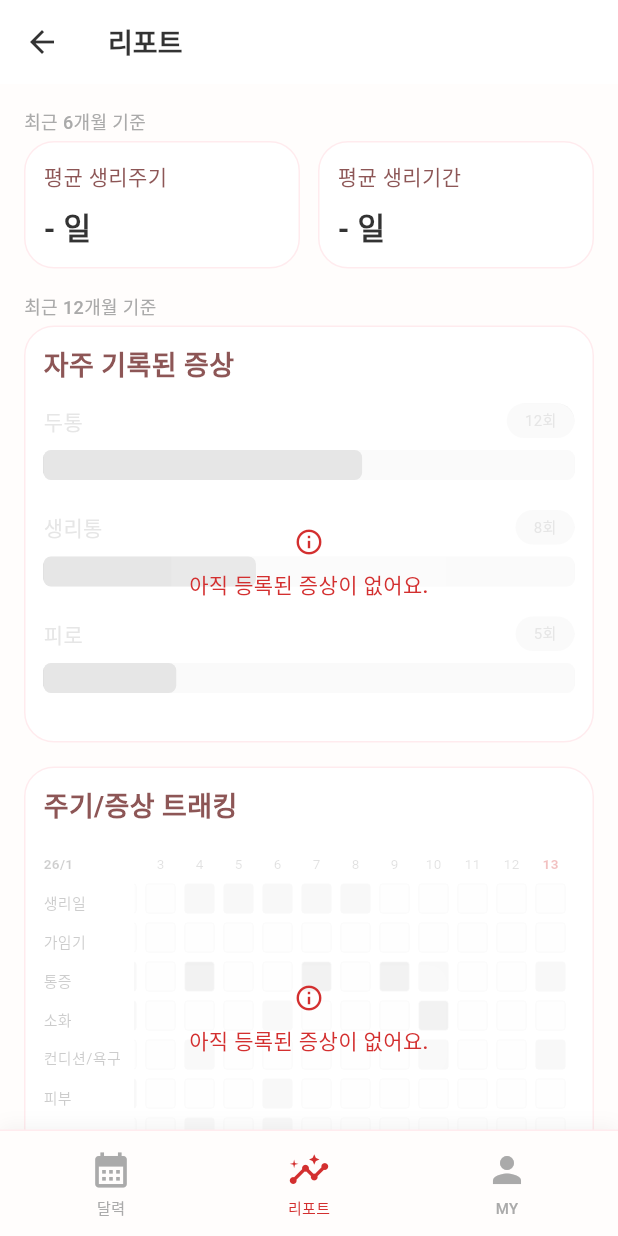
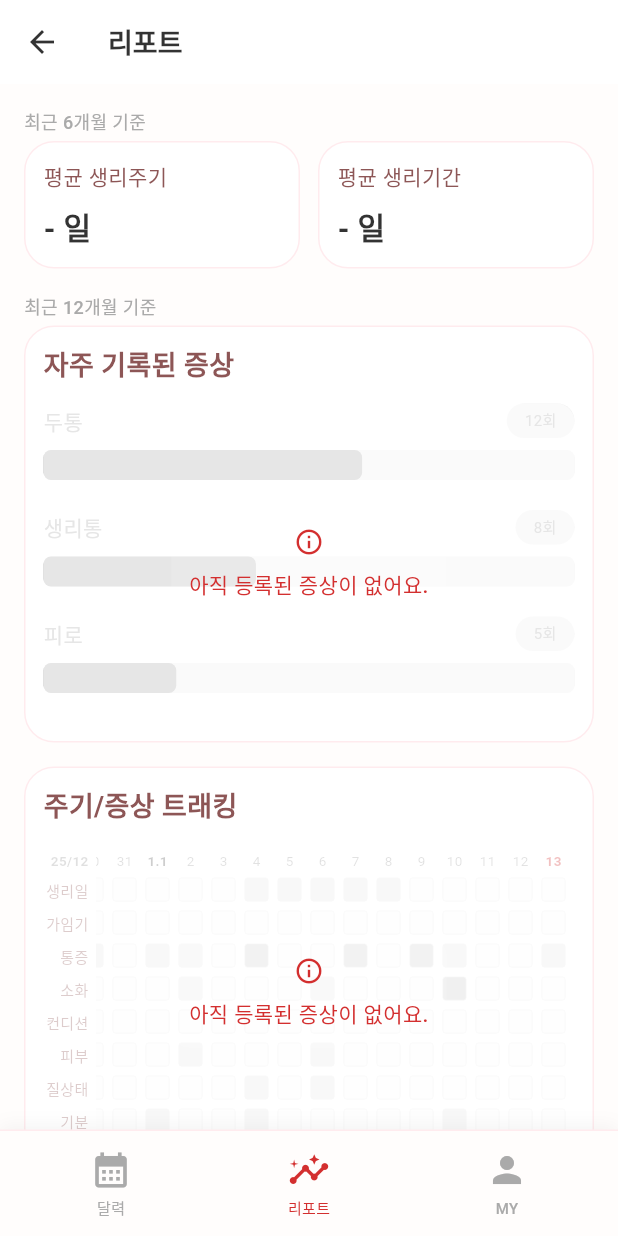
Before and after one commit to mj012345/redtime, a Flutter app: the ReportView screen opened by its route, on a phone screen of 412 x 824 dp. Run offline on Flutter 3.47's test engine with Material 3 defaults, Android fonts, the phone set to English and light mode, and no system bars; our stand-ins replace cloud_firestore, firebase_auth, firebase_core, flutter_svg, google_sign_in; accounts and stored records are empty; network calls fail; Roboto replaces fonts that are missing (Pretendard).

Commit message:
[feat] 리포트 페이지: 히트맵 사이즈 축소

```diff
--- a/lib/view/calendar/calendar_viewmodel.dart
+++ b/lib/view/calendar/calendar_viewmodel.dart
@@ -109,7 +109,7 @@
     SymptomCategory('소화', [
       ['좋음', '변비', '설사', '가스', '메스꺼움'],
     ]),
-    SymptomCategory('컨디션/욕구', [
+    SymptomCategory('컨디션', [
       ['좋음', '오한', '발열', '몸살', '감기', '피로', '집중력저하', '불면증', '졸림', '식욕', '성욕'],
     ]),
     SymptomCategory('피부', [
--- a/lib/view/report/widgets/symptom_calendar_heatmap.dart
+++ b/lib/view/report/widgets/symptom_calendar_heatmap.dart
@@ -170,8 +170,8 @@
     }
 
     final scrollPosition = _scrollController.position.pixels;
-    // 셀 너비 (20) + 간격 (6) = 26
-    const cellWidth = 26.0;
+    // 셀 너비 (16) + 간격 (6) = 22
+    const cellWidth = 22.0;
 
     // 스크롤 위치를 기반으로 첫 번째 보이는 날짜 인덱스 계산
     final firstVisibleIndex = (scrollPosition / cellWidth).floor();
@@ -710,32 +710,32 @@
             children: [
               // 월 표시 헤더
               SizedBox(
-                height: 26,
-                width: 60,
+                height: 22,
+                width: 30,
                 child: Align(
-                  alignment: Alignment.centerLeft,
+                  alignment: Alignment.centerRight,
                   child: Text(
                     _visibleFirstMonthYear ?? '',
                     style: AppTextStyles.caption.copyWith(
                       fontSize: 9,
-                      color: AppColors.textPrimary.withValues(alpha: 0.8),
+                      color: AppColors.textPrimary.withValues(alpha: 0.5),
                       fontWeight: FontWeight.w600,
                     ),
                   ),
                 ),
               ),
-              // 레이블들 (셀 높이 20 + 하단 간격 6 = 26)
+              // 레이블들 (셀 높이 16 + 하단 간격 6 = 22)
               ...labelRows.map((labelRow) {
                 return SizedBox(
-                  height: 26,
-                  width: 60,
+                  height: 22,
+                  width: 30,
                   child: Align(
-                    alignment: Alignment.centerLeft,
+                    alignment: Alignment(1.0, -0.5),
                     child: Text(
                       labelRow.label,
                       style: AppTextStyles.caption.copyWith(
                         fontSize: 10,
-                        color: const Color(0xFF555555),
+                        color: AppColors.secondary,
                       ),
                       maxLines: 1,
                       overflow: TextOverflow.visible,
@@ -745,6 +745,7 @@
               }),
             ],
           ),
+          SizedBox(width: 5),
           // 날짜 헤더와 그리드 (스크롤 가능, 동기화)
           Expanded(
             child: SingleChildScrollView(
@@ -753,10 +754,11 @@
               child: Column(
                 crossAxisAlignment: CrossAxisAlignment.start,
                 children: [
-                  // 날짜 헤더 (셀 높이 20 + 하단 간격 6 = 26)
+                  // 날짜 헤더 (셀 높이 16 + 하단 간격 6 = 22)
                   SizedBox(
-                    height: 26,
+                    height: 22,
                     child: Row(
+                      crossAxisAlignment: CrossAxisAlignment.center,
                       children: dates.asMap().entries.map((entry) {
                         final index = entry.key;
                         final date = entry.value;
@@ -778,7 +780,7 @@
                         return Padding(
                           padding: const EdgeInsets.only(right: 6),
                           child: SizedBox(
-                            width: 20,
+                            width: 16,
                             child: Center(
                               child: Text(
                                 _formatDate(date, isFirstOfMonth),
@@ -807,6 +809,7 @@
                     final labelRow = labelEntry.value;
 
                     return Row(
+                      crossAxisAlignment: CrossAxisAlignment.center,
                       children: dates.asMap().entries.map((dateEntry) {
                         final date = dateEntry.value;
 
@@ -985,8 +988,8 @@
                                       }
                                     },
                                     child: Container(
-                                      width: 20,
-                                      height: 20,
+                                      width: 16,
+                                      height: 16,
                                       decoration: BoxDecoration(
                                         color: cellColor,
                                         borderRadius: BorderRadius.circular(
```
